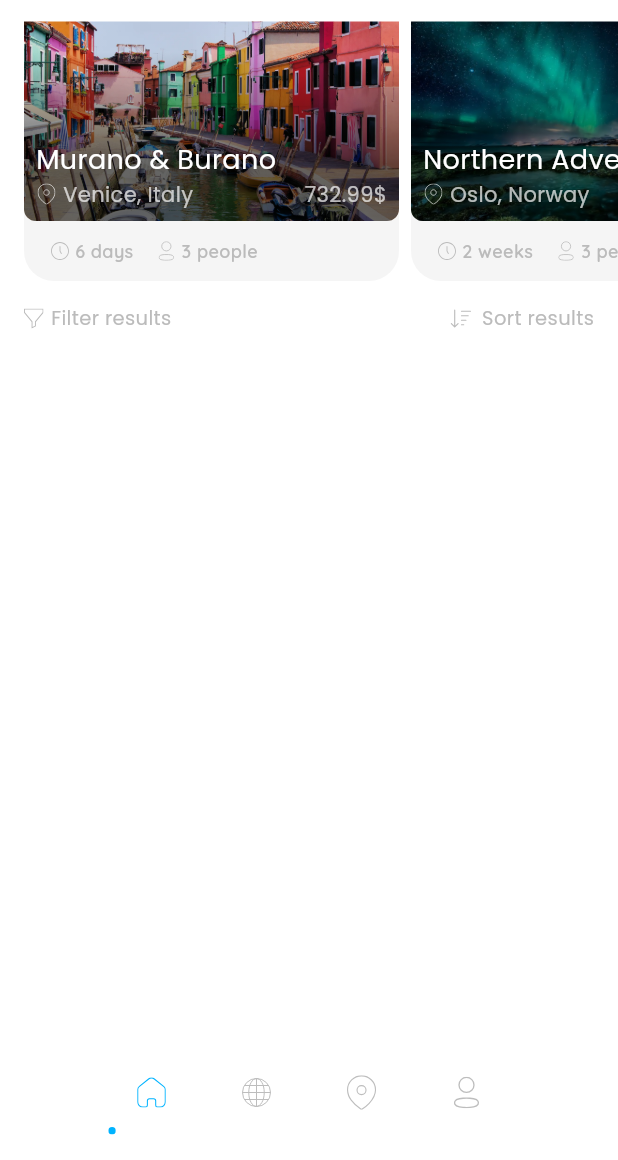
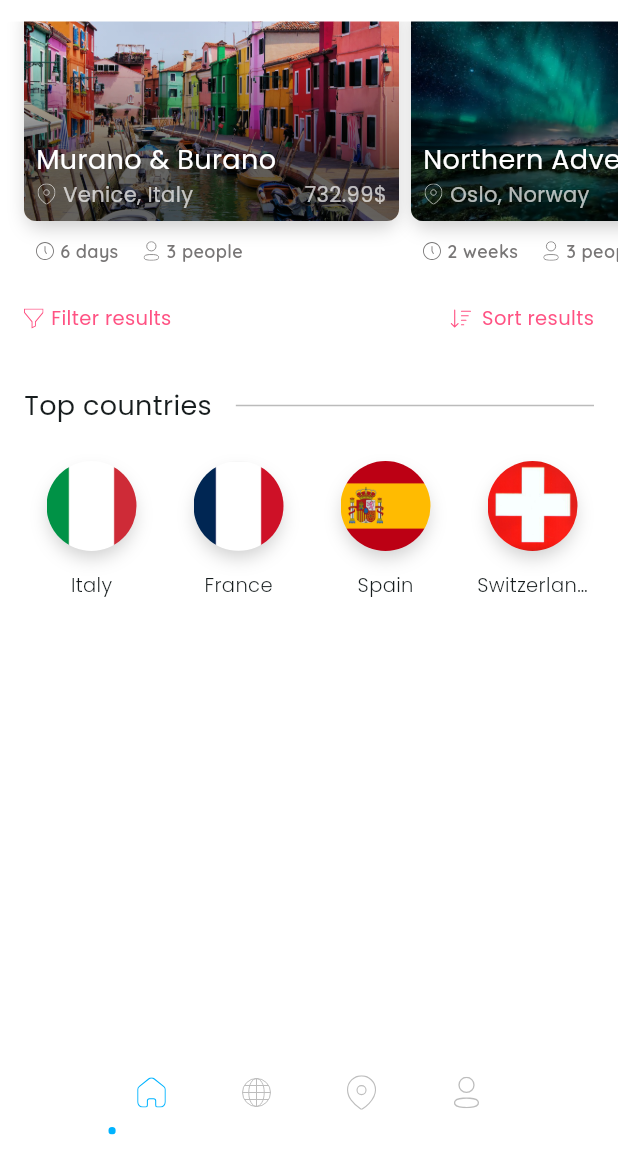
Before and after one commit to LukassF/tourbud, a Flutter app: the screen it shows after launch, scrolled down 458 dp, on a phone screen of 412 x 824 dp, the part 76-1236 px from its top. Run offline on Flutter 3.47's test engine with Material 3 defaults, Android fonts, the phone set to English and light mode, and no system bars; our stand-ins replace flutter_svg, rxdart.

Commit message:
add countriescontainer

```diff
--- a/app_1/lib/components/Home/ContentContainer/home_content_container.dart
+++ b/app_1/lib/components/Home/ContentContainer/home_content_container.dart
@@ -1,5 +1,5 @@
-import 'package:app_1/components/Home/Categories/home_category_card.dart';
 import 'package:app_1/components/Home/Categories/home_category_container.dart';
+import 'package:app_1/components/Home/Countries/home_countries_container.dart';
 import 'package:app_1/components/Home/TopResults/home_top_results_container.dart';
 import 'package:app_1/shared/wrappers/inverted_border_wrapper.dart';
 import 'package:flutter/material.dart';
@@ -12,17 +12,10 @@ class HomeContentContainer extends StatefulWidget {
 }
 
 class _HomeContentContainerState extends State<HomeContentContainer> {
-  int _activeCategory = 0;
-
-  void setNewCategory(int index) {
-    setState(() {
-      _activeCategory = index;
-    });
-  }
-
   @override
   Widget build(BuildContext context) {
     return Container(
+      // TODO: remove
       height: 832,
       margin: const EdgeInsets.only(top: 370),
       padding: const EdgeInsets.only(top: 56),
@@ -43,9 +36,13 @@ class _HomeContentContainerState extends State<HomeContentContainer> {
       //     offset: const Offset(0.0, -6.0),
       //   )
       // ]),
-      child: Column(
+      child: const Column(
         crossAxisAlignment: CrossAxisAlignment.stretch,
-        children: [HomeCategoryContainer(), HomeTopResultsContainer()],
+        children: [
+          HomeCategoryContainer(),
+          HomeTopResultsContainer(),
+          HomeCountriesContainer()
+        ],
       ),
     );
   }
--- /dev/null
+++ b/app_1/lib/components/Home/Countries/home_countries_container.dart
@@ -0,0 +1,67 @@
+import 'package:app_1/shared/cards/country_card.dart';
+import 'package:flutter/material.dart';
+
+class HomeCountriesContainer extends StatefulWidget {
+  const HomeCountriesContainer({super.key});
+
+  @override
+  State<HomeCountriesContainer> createState() => _HomeCountriesContainerState();
+}
+
+class _HomeCountriesContainerState extends State<HomeCountriesContainer> {
+  @override
+  Widget build(BuildContext context) {
+    return Container(
+      height: 190,
+      padding: const EdgeInsets.symmetric(vertical: 20),
+      child: Column(crossAxisAlignment: CrossAxisAlignment.stretch, children: [
+        Container(
+          margin: const EdgeInsets.only(bottom: 16),
+          child: Row(
+            crossAxisAlignment: CrossAxisAlignment.center,
+            children: [
+              Container(
+                padding: EdgeInsets.only(left: 16.0),
+                child: Text(
+                  'Top countries',
+                  style: TextStyle(fontSize: 18),
+                ),
+              ),
+              Expanded(
+                  child: Container(
+                      margin: EdgeInsets.symmetric(horizontal: 16),
+                      height: 1,
+                      color: Theme.of(context).colorScheme.secondaryContainer))
+            ],
+          ),
+        ),
+        Expanded(
+          child: ListView(
+            padding: EdgeInsets.symmetric(horizontal: 16),
+            scrollDirection: Axis.horizontal,
+            children: [
+              CountryCard(
+                  label: 'Italy',
+                  image: 'assets/images/italy.png',
+                  onPress: () {}),
+              CountryCard(
+                  label: 'France',
+                  image: 'assets/images/france.png',
+                  onPress: () {}),
+              CountryCard(
+                  label: 'Spain',
+                  image: 'assets/images/spain.webp',
+                  onPress: () {}),
+              CountryCard(
+                label: 'Switzerland',
+                image: 'assets/images/switzerland.jpg',
+                onPress: () {},
+                isLast: true,
+              ),
+            ],
+          ),
+        )
+      ]),
+    );
+  }
+}
--- a/app_1/lib/components/Home/TopContainer/home_top_container.dart
+++ b/app_1/lib/components/Home/TopContainer/home_top_container.dart
@@ -1,8 +1,5 @@
-import 'dart:ui';
-
 import 'package:app_1/state/home_controller.dart';
 import 'package:flutter/material.dart';
-import 'package:flutter_svg/flutter_svg.dart';
 
 class HomeTopContainer extends StatefulWidget {
   const HomeTopContainer({super.key});
--- a/app_1/lib/components/Home/TopResults/home_top_results_container.dart
+++ b/app_1/lib/components/Home/TopResults/home_top_results_container.dart
@@ -1,5 +1,5 @@
 import 'package:app_1/classes/interfaces.dart';
-import 'package:app_1/shared/wrappers/text_ripple_wrapper.dart';
+import 'package:app_1/shared/wrappers/ripple_wrapper.dart';
 import 'package:app_1/shared/cards/trip_card.dart';
 import 'package:flutter/material.dart';
 import 'package:flutter_svg/flutter_svg.dart';
@@ -37,7 +37,7 @@ class _HomeTopResultsContainerState extends State<HomeTopResultsContainer> {
                 ),
                 TripCard(
                   type: TRIP_CARD_TYPE.TRIP,
-                  image: 'assets/images/norway.jpg',
+                  image: 'assets/images/northern_lights.jpg',
                   name: 'Northern Adventure',
                   location: 'Oslo, Norway',
                   price: 1019.99,
@@ -64,7 +64,8 @@ class _HomeTopResultsContainerState extends State<HomeTopResultsContainer> {
               child: Row(
                   mainAxisAlignment: MainAxisAlignment.spaceBetween,
                   children: [
-                    TextRippleWrapper(
+                    RippleWrapper(
+                      customOpacity: 0.5,
                       padding: EdgeInsets.all(8.0),
                       onPressed: () {
                         showModalBottomSheet(
@@ -85,23 +86,20 @@ class _HomeTopResultsContainerState extends State<HomeTopResultsContainer> {
                             'assets/icons/filter.svg',
                             width: 13,
                             colorFilter: ColorFilter.mode(
-                                Theme.of(context)
-                                    .colorScheme
-                                    .secondaryContainer,
+                                Theme.of(context).colorScheme.secondary,
                                 BlendMode.srcIn),
                           ),
                         ),
                         Text(
                           'Filter results',
                           style: TextStyle(
-                              color: Theme.of(context)
-                                  .colorScheme
-                                  .secondaryContainer,
+                              color: Theme.of(context).colorScheme.secondary,
                               fontSize: 13),
                         )
                       ]),
                     ),
-                    TextRippleWrapper(
+                    RippleWrapper(
+                      customOpacity: 0.5,
                       padding: EdgeInsets.all(8.0),
                       onPressed: () {},
                       child: Row(children: [
@@ -111,18 +109,14 @@ class _HomeTopResultsContainerState extends State<HomeTopResultsContainer> {
                             'assets/icons/sort.svg',
                             width: 18,
                             colorFilter: ColorFilter.mode(
-                                Theme.of(context)
-                                    .colorScheme
-                                    .secondaryContainer,
+                                Theme.of(context).colorScheme.secondary,
                                 BlendMode.srcIn),
                           ),
                         ),
                         Text(
                           'Sort results',
                           style: TextStyle(
-                              color: Theme.of(context)
-                                  .colorScheme
-                                  .secondaryContainer,
+                              color: Theme.of(context).colorScheme.secondary,
                               fontSize: 13),
                         )
                       ]),
--- a/app_1/lib/main.dart
+++ b/app_1/lib/main.dart
@@ -28,11 +28,11 @@ class _MyAppState extends State<MyApp> {
           scaffoldBackgroundColor: Colors.white,
           colorScheme: ColorScheme.fromSeed(
               seedColor: Colors.white,
-              primary: Color.fromARGB(255, 0, 179, 255),
-              secondary: Color.fromARGB(255, 255, 82, 131),
-              secondaryContainer: Color.fromARGB(255, 187, 187, 187),
-              tertiary: Color.fromARGB(255, 120, 118, 118),
-              tertiaryContainer: Color.fromARGB(255, 245, 245, 245)),
+              primary: const Color.fromARGB(255, 0, 179, 255),
+              secondary: const Color.fromARGB(255, 255, 82, 131),
+              secondaryContainer: const Color.fromARGB(255, 187, 187, 187),
+              tertiary: const Color.fromARGB(255, 120, 118, 118),
+              tertiaryContainer: const Color.fromARGB(255, 245, 245, 245)),
           useMaterial3: true,
           fontFamily: 'Poppins'),
       initialRoute: "/",
--- a/app_1/lib/pages/home_page.dart
+++ b/app_1/lib/pages/home_page.dart
@@ -6,7 +6,6 @@ import 'package:app_1/components/SearchView/search_view.dart';
 import 'package:app_1/shared/heders/header.dart';
 import 'package:app_1/shared/overlays/basic_overlay.dart';
 import 'package:app_1/state/home_controller.dart';
-import 'package:flutter_svg/flutter_svg.dart';
 
 class HomePage extends StatefulWidget {
   const HomePage({super.key});
@@ -30,10 +29,10 @@ class _HomePageState extends State<HomePage> {
     return Scaffold(
       body: Stack(
         children: [
-          HomeTopContainerBackground(),
+          const HomeTopContainerBackground(),
           NotificationListener<ScrollNotification>(
             onNotification: (scrollNotification) {
-              // Ensure the notification is from the specific ScrollController
+              // Ensure the notification is from the main vertical scrollview
               if (scrollNotification.metrics.axis == Axis.vertical) {
                 homeController
                     .setScrollDistance(scrollNotification.metrics.pixels);
@@ -44,56 +43,12 @@ class _HomePageState extends State<HomePage> {
             child: SingleChildScrollView(
               key: _homePageScrollKey,
               controller: _scrollController,
-              child: Stack(
+              child: const Stack(
                 children: [
                   HomeTopContainer(),
                   HomeContentContainer(),
                 ],
               ),
-              // Positioned(
-              //   top: 370,
-              //   width: MediaQuery.sizeOf(context).width,
-              //   height: 60,
-              //   child: Expanded(
-              //       child: Padding(
-              //     padding: const EdgeInsets.symmetric(horizontal: 10.0),
-              //     child: Row(
-              //       children: [
-              //         Container(
-              //           padding: EdgeInsets.symmetric(horizontal: 16),
-              //           height: 45,
-              //           decoration: BoxDecoration(
-              //               color: Theme.of(context).colorScheme.primary,
-              //               borderRadius: BorderRadius.circular(16),
-              //               boxShadow: [
-              //                 BoxShadow(
-              //                   color: Colors.black.withOpacity(0.4),
-              //                   blurRadius: 10.0,
-              //                   spreadRadius: -2,
-              //                   offset: const Offset(0.0, 6.0),
-              //                 )
-              //               ]),
-              //           child: Row(
-              //             children: [
-              //               Container(
-              //                 margin: EdgeInsets.only(right: 5),
-              //                 child: SvgPicture.asset(
-              //                   'assets/icons/clock.svg',
-              //                   width: 20,
-              //                 ),
-              //               ),
-              //               Text(
-              //                 '12 days',
-              //                 style: TextStyle(
-              //                     color: Colors.white, fontSize: 13),
-              //               ),
-              //             ],
-              //           ),
-              //         ),
-              //       ],
-              //     ),
-              //   )),
-              // ),
             ),
           ),
           StreamBuilder<bool>(
@@ -101,10 +56,10 @@ class _HomePageState extends State<HomePage> {
               builder: (context, snapshot) {
                 return BasicOverlay(
                   isOpen: snapshot.data ?? false,
-                  child: SearchView(),
+                  child: const SearchView(),
                 );
               }),
-          Header(),
+          const Header(),
         ],
       ),
     );
--- a/app_1/lib/shared/buttons/cancel_button.dart
+++ b/app_1/lib/shared/buttons/cancel_button.dart
@@ -1,4 +1,4 @@
-import 'package:app_1/shared/wrappers/text_ripple_wrapper.dart';
+import 'package:app_1/shared/wrappers/ripple_wrapper.dart';
 import 'package:flutter/material.dart';
 
 class CancelButton extends StatefulWidget {
@@ -22,7 +22,7 @@ class _CancelButtonState extends State<CancelButton> {
         child: AnimatedOpacity(
           opacity: widget.isSearch ? 1 : 0,
           duration: const Duration(milliseconds: 200),
-          child: TextRippleWrapper(
+          child: RippleWrapper(
             padding: EdgeInsets.all(10),
             onPressed: widget.onClick,
             child: Text(
--- /dev/null
+++ b/app_1/lib/shared/cards/country_card.dart
@@ -0,0 +1,57 @@
+import 'package:app_1/shared/wrappers/ripple_wrapper.dart';
+import 'package:flutter/material.dart';
+
+class CountryCard extends StatelessWidget {
+  final String label;
+  final String image;
+  final Function onPress;
+  final bool? isLast;
+  const CountryCard(
+      {super.key,
+      required this.label,
+      required this.image,
+      required this.onPress,
+      this.isLast});
+
+  @override
+  Widget build(BuildContext context) {
+    return RippleWrapper(
+      onPressed: onPress,
+      child: Container(
+        padding: EdgeInsets.all(8),
+        margin: EdgeInsets.only(right: isLast == true ? 0 : 8),
+        width: 90,
+        child: Column(
+            crossAxisAlignment: CrossAxisAlignment.center,
+            mainAxisAlignment: MainAxisAlignment.spaceBetween,
+            children: [
+              Container(
+                  height: 60,
+                  width: 60,
+                  decoration: BoxDecoration(
+                    boxShadow: [
+                      BoxShadow(
+                        color: Colors.black.withOpacity(0.2),
+                        blurRadius: 10.0,
+                        spreadRadius: -2,
+                        offset: const Offset(0.0, 6.0),
+                      )
+                    ],
+                    borderRadius: BorderRadius.circular(100),
+                    image: DecorationImage(
+                      image: AssetImage(image),
+                      fit: BoxFit.cover,
+                    ),
+                  )),
+              Text(
+                label,
+                style: TextStyle(
+                    fontWeight: FontWeight.w100,
+                    fontSize: 13,
+                    overflow: TextOverflow.ellipsis),
+              )
+            ]),
+      ),
+    );
+  }
+}
--- a/app_1/lib/shared/cards/trip_card.dart
+++ b/app_1/lib/shared/cards/trip_card.dart
@@ -1,5 +1,6 @@
 import 'package:app_1/classes/interfaces.dart';
 import 'package:app_1/classes/utils.dart';
+import 'package:app_1/shared/wrappers/ripple_wrapper.dart';
 import 'package:flutter/material.dart';
 import 'package:flutter_svg/flutter_svg.dart';
 
@@ -29,24 +30,17 @@ class TripCard extends StatelessWidget {
 
   @override
   Widget build(BuildContext context) {
-    return Container(
+    return RippleWrapper(
+      onPressed: () {},
+      child: Container(
         height: type == TRIP_CARD_TYPE.TRIP ? 190 : 150,
         width: 250,
         margin: EdgeInsets.only(right: isLast == true ? 0 : 8),
-      decoration: BoxDecoration(
-          color: Theme.of(context).colorScheme.tertiaryContainer,
-          borderRadius: BorderRadius.only(
-              topLeft: const Radius.circular(8),
-              topRight: const Radius.circular(8),
-              bottomLeft: Radius.circular(type == TRIP_CARD_TYPE.TRIP ? 20 : 8),
-              bottomRight:
-                  Radius.circular(type == TRIP_CARD_TYPE.TRIP ? 20 : 8))),
         child: Stack(children: [
           type == TRIP_CARD_TYPE.TRIP
               ? Positioned(
                   bottom: 0,
                   height: 40,
-                left: 10,
                   child: Row(
                     children: [
                       Container(
@@ -59,9 +53,7 @@ class TripCard extends StatelessWidget {
                                   width: 12,
                                   height: 12,
                                   colorFilter: ColorFilter.mode(
-                                    Theme.of(context)
-                                        .colorScheme
-                                        .secondaryContainer,
+                                      Theme.of(context).colorScheme.tertiary,
                                       BlendMode.srcIn)),
                             ),
                             Text(
@@ -70,9 +62,8 @@ class TripCard extends StatelessWidget {
                                   fontSize: 12,
                                   fontFamily: 'Quicksand',
                                   fontWeight: FontWeight.w600,
-                                color: Theme.of(context)
-                                    .colorScheme
-                                    .secondaryContainer),
+                                  color:
+                                      Theme.of(context).colorScheme.tertiary),
                             )
                           ],
                         ),
@@ -83,13 +74,12 @@ class TripCard extends StatelessWidget {
                           children: [
                             Padding(
                               padding: const EdgeInsets.only(right: 4.0),
-                            child: SvgPicture.asset('assets/icons/profile.svg',
+                              child: SvgPicture.asset(
+                                  'assets/icons/profile.svg',
                                   width: 12,
                                   height: 13,
                                   colorFilter: ColorFilter.mode(
-                                    Theme.of(context)
-                                        .colorScheme
-                                        .secondaryContainer,
+                                      Theme.of(context).colorScheme.tertiary,
                                       BlendMode.srcIn)),
                             ),
                             Text(
@@ -98,9 +88,8 @@ class TripCard extends StatelessWidget {
                                   fontSize: 12,
                                   fontFamily: 'Quicksand',
                                   fontWeight: FontWeight.w600,
-                                color: Theme.of(context)
-                                    .colorScheme
-                                    .secondaryContainer),
+                                  color:
+                                      Theme.of(context).colorScheme.tertiary),
                             )
                           ],
                         ),
@@ -112,6 +101,14 @@ class TripCard extends StatelessWidget {
               child: Container(
                   height: 150,
                   decoration: BoxDecoration(
+                    boxShadow: [
+                      BoxShadow(
+                        color: Colors.black.withOpacity(0.2),
+                        blurRadius: 10.0,
+                        spreadRadius: -2,
+                        offset: const Offset(0.0, 6.0),
+                      )
+                    ],
                     borderRadius: BorderRadius.circular(8),
                     image: DecorationImage(
                       image: AssetImage(image),
@@ -136,35 +133,6 @@ class TripCard extends StatelessWidget {
                   child: Column(
                     mainAxisAlignment: MainAxisAlignment.end,
                     crossAxisAlignment: CrossAxisAlignment.stretch,
-                  // children: [
-                  //   type == TRIP_CARD_TYPE.TRIP
-                  //       ? Row(
-                  //           mainAxisAlignment: MainAxisAlignment.end,
-                  //           children: [
-                  //             GestureDetector(
-                  //               onTap: () {},
-                  //               child: Container(
-                  //                 width: 30,
-                  //                 height: 30,
-                  //                 decoration: BoxDecoration(
-                  //                     borderRadius: BorderRadius.circular(10),
-                  //                     color: Colors.white),
-                  //                 child: Center(
-                  //                   child: SvgPicture.asset(
-                  //                       'assets/icons/bookmark.svg',
-                  //                       width: 20,
-                  //                       height: 20,
-                  //                       colorFilter: ColorFilter.mode(
-                  //                           Theme.of(context).colorScheme.tertiary,
-                  //                           BlendMode.srcIn)),
-                  //                 ),
-                  //               ),
-                  //             ),
-                  //           ],
-                  //         )
-                  //       : SizedBox.shrink(),
-                  //   Column(
-                  //     crossAxisAlignment: CrossAxisAlignment.stretch,
                     children: [
                       Row(
                         children: [
@@ -219,6 +187,7 @@ class TripCard extends StatelessWidget {
                     ],
                   )))
         ]),
+      ),
     );
   }
 }
--- a/app_1/lib/shared/wrappers/text_ripple_wrapper.dart
+++ b/app_1/lib/shared/wrappers/ripple_wrapper.dart
@@ -1,22 +1,24 @@
 import 'package:flutter/material.dart';
 
-class TextRippleWrapper extends StatefulWidget {
+class RippleWrapper extends StatefulWidget {
   final Widget child;
   final Function onPressed;
   final Icon? icon;
   final EdgeInsetsGeometry? padding;
-  const TextRippleWrapper(
+  final double? customOpacity;
+  const RippleWrapper(
       {super.key,
       required this.child,
       required this.onPressed,
       this.icon,
-      this.padding});
+      this.padding,
+      this.customOpacity});
 
   @override
-  State<TextRippleWrapper> createState() => _TextRippleWrapperState();
+  State<RippleWrapper> createState() => _RippleWrapperState();
 }
 
-class _TextRippleWrapperState extends State<TextRippleWrapper> {
+class _RippleWrapperState extends State<RippleWrapper> {
   bool isPressed = false;
 
   @override
@@ -46,7 +48,7 @@ class _TextRippleWrapperState extends State<TextRippleWrapper> {
         child: AnimatedOpacity(
           duration: const Duration(milliseconds: 90),
           curve: Curves.decelerate,
-          opacity: isPressed ? 0.5 : 1,
+          opacity: isPressed ? (widget.customOpacity ?? 0.8) : 1,
           child: widget.child,
         ),
       ),
```
Also changed, not shown: app_1/assets/images/france.png (added), app_1/assets/images/italy.png (added), app_1/assets/images/northern_lights.jpg (renamed from app_1/assets/images/norway.jpg), app_1/assets/images/spain.webp (added), app_1/assets/images/switzerland.jpg (added). Lines whose indentation alone changed are shown as unchanged.
